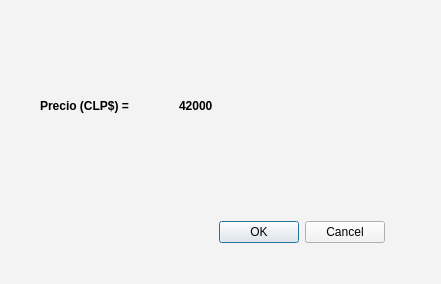
The window that UIfiles/AceptarReserva.ui (DiteRr/IgmavaAPP) describes before a commit, drawn with Qt 5.
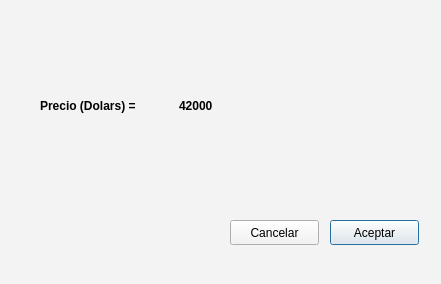
The same window after the commit.

Patch:
```diff
--- a/UIfiles/AceptarReserva.ui
+++ b/UIfiles/AceptarReserva.ui
@@ -33,7 +33,7 @@
 font-weight: bold;</string>
       </property>
       <property name="text">
-       <string>Precio (CLP$) = </string>
+       <string>Precio (Dolars) = </string>
       </property>
      </widget>
     </item>
@@ -50,17 +50,30 @@
     </item>
    </layout>
   </widget>
-  <widget class="QDialogButtonBox" name="Confimar">
+  <widget class="QPushButton" name="aceptar">
    <property name="geometry">
     <rect>
-     <x>210</x>
+     <x>330</x>
      <y>220</y>
-     <width>175</width>
+     <width>89</width>
      <height>25</height>
     </rect>
    </property>
-   <property name="standardButtons">
-    <set>QDialogButtonBox::Cancel|QDialogButtonBox::Ok</set>
+   <property name="text">
+    <string>Aceptar</string>
+   </property>
+  </widget>
+  <widget class="QPushButton" name="cancelar">
+   <property name="geometry">
+    <rect>
+     <x>230</x>
+     <y>220</y>
+     <width>89</width>
+     <height>25</height>
+    </rect>
+   </property>
+   <property name="text">
+    <string>Cancelar</string>
    </property>
   </widget>
  </widget>
```
Left out of the diff: 5 changed lines with no effect on the pictures.
